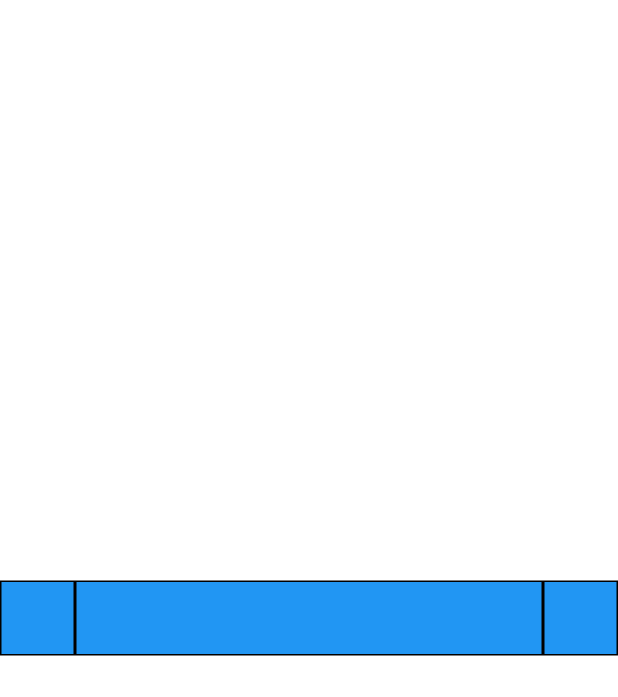
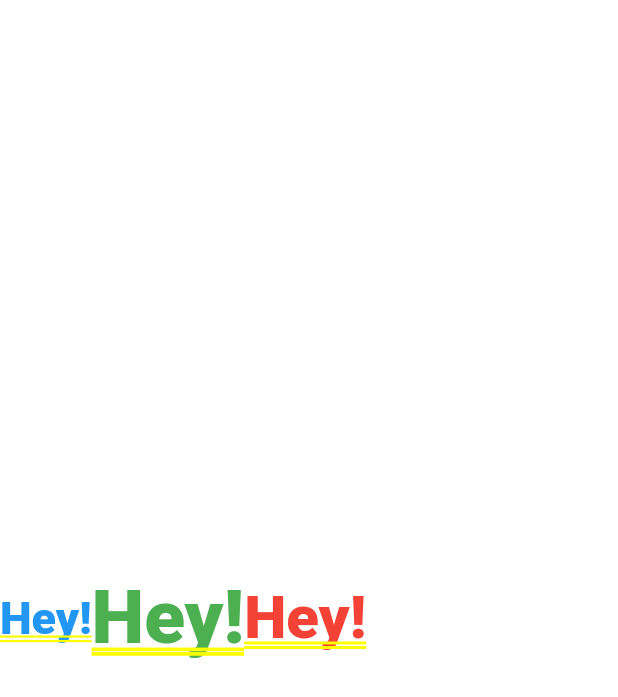
Before and after one commit to JER3MIAH/responsive_todo_app, a Flutter app: the screen it shows after launch, on a phone screen of 412 x 824 dp. Shown: the top 697 px of the screen. Run offline on Flutter 3.47's test engine with Material 2 defaults, Android fonts, the phone set to English and light mode, and no system bars; Roboto replaces fonts that are missing (Futura).

Commit message:
text widgets

```diff
--- a/lib/logic/widget.dart
+++ b/lib/logic/widget.dart
@@ -6,27 +6,34 @@ class MyWidget extends StatelessWidget {
   @override
   Widget build(BuildContext context) {
     return const Row(
+      crossAxisAlignment: CrossAxisAlignment.center,
+      textBaseline: TextBaseline.alphabetic,
       children: [
-        BlueBox(),
-        Expanded(child: BlueBox()),
-        BlueBox(),
+        Text(
+          'Hey!',
+          style: TextStyle(
+            fontSize: 30,
+            fontFamily: 'Futura',
+            color: Colors.blue,
+          ),
+        ),
+        Text(
+          'Hey!',
+          style: TextStyle(
+            fontSize: 50,
+            fontFamily: 'Futura',
+            color: Colors.green,
+          ),
+        ),
+        Text(
+          'Hey!',
+          style: TextStyle(
+            fontSize: 40,
+            fontFamily: 'Futura',
+            color: Colors.red,
+          ),
+        ),
       ],
     );
   }
 }
-
-class BlueBox extends StatelessWidget {
-  const BlueBox({super.key});
-
-  @override
-  Widget build(BuildContext context) {
-    return Container(
-      width: 50,
-      height: 50,
-      decoration: BoxDecoration(
-        color: Colors.blue,
-        border: Border.all(),
-      ),
-    );
-  }
-}
```
